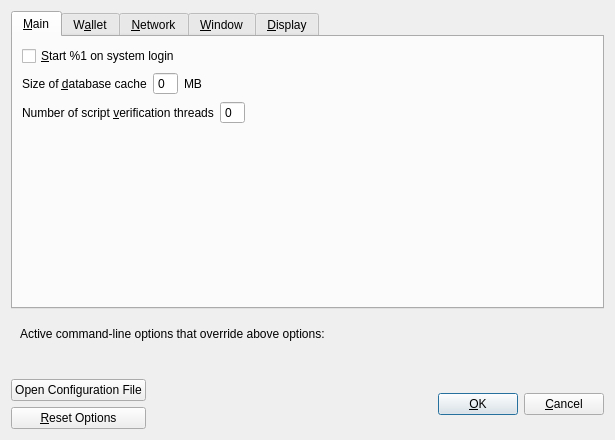
The window that src/qt/forms/optionsdialog.ui (Ankh-Trust/electrum-core) describes before a commit, drawn with Qt 5.
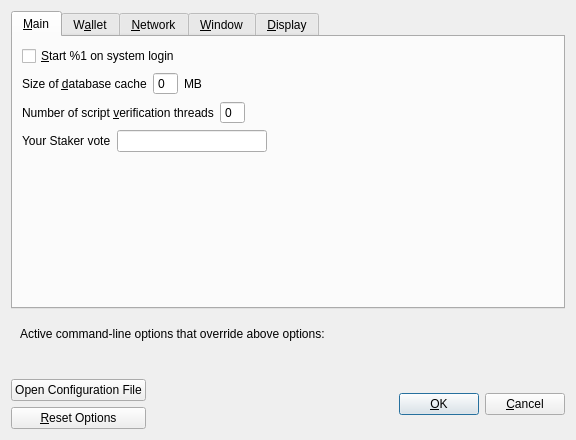
The same window after the commit. Custom widgets are drawn as their Qt base class.

```diff
--- a/src/qt/forms/optionsdialog.ui
+++ b/src/qt/forms/optionsdialog.ui
@@ -6,7 +6,7 @@
    <rect>
     <x>0</x>
     <y>0</y>
-    <width>615</width>
+    <width>576</width>
     <height>440</height>
    </rect>
   </property>
@@ -134,6 +134,46 @@
          </item>
         </layout>
        </item>
+       <item>
+        <layout class="QHBoxLayout" name="horizontalLayout_2">
+         <item>
+          <widget class="QLabel" name="voteLabel">
+           <property name="sizePolicy">
+            <sizepolicy hsizetype="Minimum" vsizetype="Preferred">
+             <horstretch>0</horstretch>
+             <verstretch>0</verstretch>
+            </sizepolicy>
+           </property>
+           <property name="text">
+            <string>Your Staker vote</string>
+           </property>
+          </widget>
+         </item>
+         <item>
+          <widget class="QLineEdit" name="voteTextField">
+           <property name="maximumSize">
+            <size>
+             <width>150</width>
+             <height>16777215</height>
+            </size>
+           </property>
+          </widget>
+         </item>
+         <item>
+          <spacer name="horizontalSpacer">
+           <property name="orientation">
+            <enum>Qt::Horizontal</enum>
+           </property>
+           <property name="sizeHint" stdset="0">
+            <size>
+             <width>40</width>
+             <height>20</height>
+            </size>
+           </property>
+          </spacer>
+         </item>
+        </layout>
+       </item>
        <item>
         <layout class="QHBoxLayout" name="horizontalLayout_3">
          <item>
```
Left out of the diff: 18 changed lines with no effect on the pictures.
